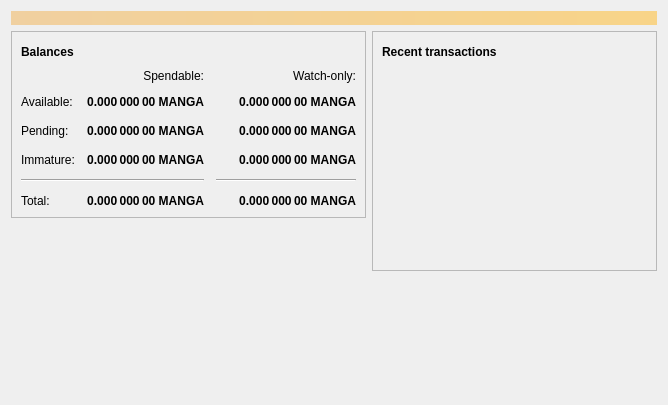
This is src/qt/forms/overviewpage.ui in mangacoinproject/mangacoin as Qt 5 draws it before an edit. The edited form follows.
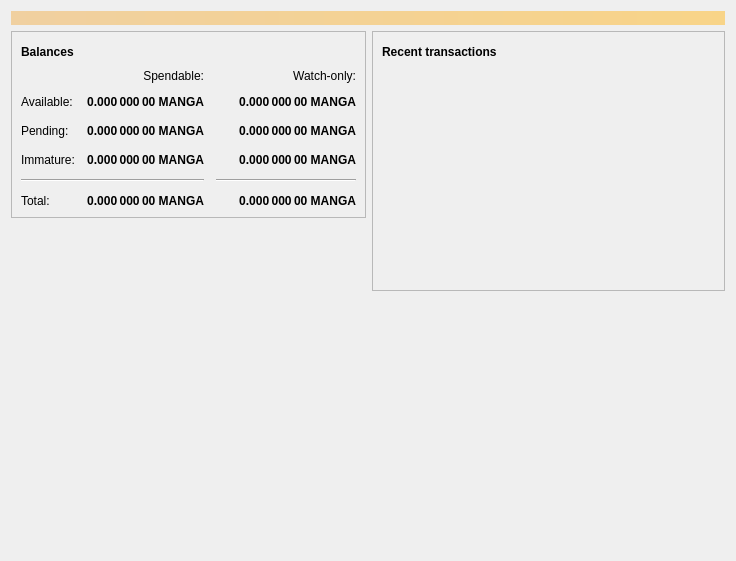
This is the edited form. Icons and pictures are not drawn.

Commit message: コマちゃん画像修正

Diff of the .ui file:
```diff
--- a/src/qt/forms/overviewpage.ui
+++ b/src/qt/forms/overviewpage.ui
@@ -6,8 +6,8 @@
    <rect>
     <x>0</x>
     <y>0</y>
-    <width>668</width>
-    <height>405</height>
+    <width>736</width>
+    <height>561</height>
    </rect>
   </property>
   <property name="windowTitle">
```
The commit also changes 1 other file.
